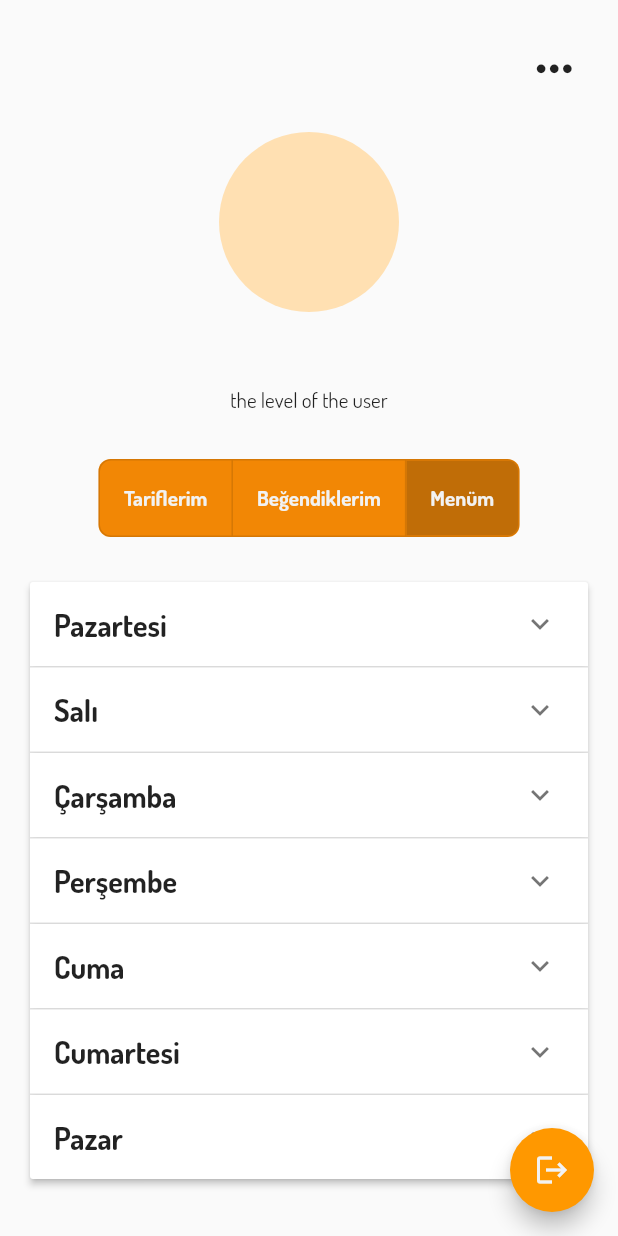
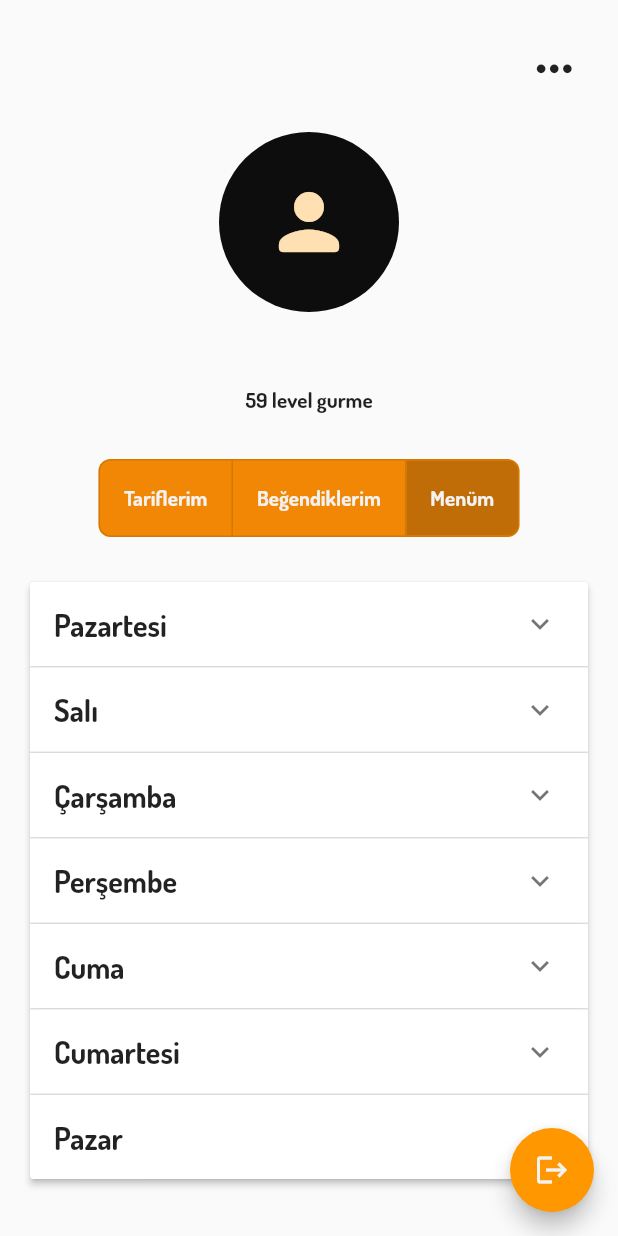
Before and after one commit to furkancvk/yapye_mobile_app, a Flutter app: the Profile screen opened directly, after a tap on "Tariflerim", after a tap on "Beğendiklerim", after a tap on "Menüm", on a phone screen of 412 x 824 dp. Run offline on Flutter 3.47's test engine with Material 2 defaults, Android fonts, the phone set to English and light mode, and no system bars; our stand-ins replace cloud_firestore, firebase_auth, firebase_core; accounts and stored records are empty; network calls fail.

```diff
--- a/lib/screens/home.dart
+++ b/lib/screens/home.dart
@@ -76,7 +76,7 @@ class _Home extends State<Home> {
                           fontWeight: FontWeight.bold,
                           shadows: [
                             Shadow(
-                              color: AppColors.dark,
+                              color: AppColors.orangeAccent,
                               offset: Offset(0, 2),
                               blurRadius: 10,
                             ),
--- a/lib/screens/profile.dart
+++ b/lib/screens/profile.dart
@@ -20,7 +20,7 @@ class _Profile extends State<Profile> {
   List<Widget> contents = [
     ProfileRecipe(),
     ProfileLikes(),
-    ProfileMenu(),
+    const ProfileMenu(),
     ProfileBio()
   ];
   List<bool> isSelected = [false, false, false];
@@ -29,7 +29,12 @@ class _Profile extends State<Profile> {
 
   void logout() async {
     await _auth.signOut();
-    Navigator.push(context, MaterialPageRoute(builder: (context) => Welcome()));
+    Navigator.push(
+      context,
+      MaterialPageRoute(
+        builder: (context) => const Welcome(),
+      ),
+    );
   }
 
   @override
@@ -54,6 +59,11 @@ class _Profile extends State<Profile> {
             const SizedBox(height: 20),
             const CircleAvatar(
               minRadius: 60,
+              backgroundColor: AppColors.dark,
+              child: Icon(
+                Icons.person_rounded,
+                size: 60,
+              ),
             ),
             const SizedBox(height: 20),
             Column(
@@ -66,9 +76,10 @@ class _Profile extends State<Profile> {
                   ),
                 ),
                 const Text(
-                  "the level of the user",
+                  "59 level gurme",
                   style: TextStyle(
                     fontSize: 14,
+                    fontWeight: FontWeight.bold,
                   ),
                 ),
               ],
--- a/lib/widgets/profile_menu.dart
+++ b/lib/widgets/profile_menu.dart
@@ -8,7 +8,15 @@ class ProfileMenu extends StatefulWidget {
 }
 
 class _ProfileMenu extends State<ProfileMenu> {
-  List<bool> _isExpanded = [false, false, false, false, false, false, false];
+  final List<bool> _isExpanded = [
+    false,
+    false,
+    false,
+    false,
+    false,
+    false,
+    false
+  ];
 
   @override
   Widget build(BuildContext context) {
@@ -20,6 +28,7 @@ class _ProfileMenu extends State<ProfileMenu> {
       },
       children: [
         ExpansionPanel(
+          canTapOnHeader: true,
           headerBuilder: (BuildContext context, bool isExpanded) {
             return const ListTile(
               title: Text(
@@ -38,6 +47,7 @@ class _ProfileMenu extends State<ProfileMenu> {
           isExpanded: _isExpanded[0],
         ),
         ExpansionPanel(
+          canTapOnHeader: true,
           headerBuilder: (BuildContext context, bool isExpanded) {
             return const ListTile(
               title: Text(
@@ -56,6 +66,7 @@ class _ProfileMenu extends State<ProfileMenu> {
           isExpanded: _isExpanded[1],
         ),
         ExpansionPanel(
+          canTapOnHeader: true,
           headerBuilder: (BuildContext context, bool isExpanded) {
             return const ListTile(
               title: Text(
@@ -74,6 +85,7 @@ class _ProfileMenu extends State<ProfileMenu> {
           isExpanded: _isExpanded[2],
         ),
         ExpansionPanel(
+          canTapOnHeader: true,
           headerBuilder: (BuildContext context, bool isExpanded) {
             return const ListTile(
               title: Text(
@@ -92,6 +104,7 @@ class _ProfileMenu extends State<ProfileMenu> {
           isExpanded: _isExpanded[3],
         ),
         ExpansionPanel(
+          canTapOnHeader: true,
           headerBuilder: (BuildContext context, bool isExpanded) {
             return const ListTile(
               title: Text(
@@ -110,6 +123,7 @@ class _ProfileMenu extends State<ProfileMenu> {
           isExpanded: _isExpanded[4],
         ),
         ExpansionPanel(
+          canTapOnHeader: true,
           headerBuilder: (BuildContext context, bool isExpanded) {
             return const ListTile(
               title: Text(
@@ -128,6 +142,7 @@ class _ProfileMenu extends State<ProfileMenu> {
           isExpanded: _isExpanded[5],
         ),
         ExpansionPanel(
+          canTapOnHeader: true,
           headerBuilder: (BuildContext context, bool isExpanded) {
             return const ListTile(
               title: Text(
```
Also changed, not shown: lib/screens/shopping_list.dart (+60 -96 lines), lib/widgets/app_cards.dart (+38 -11 lines).
